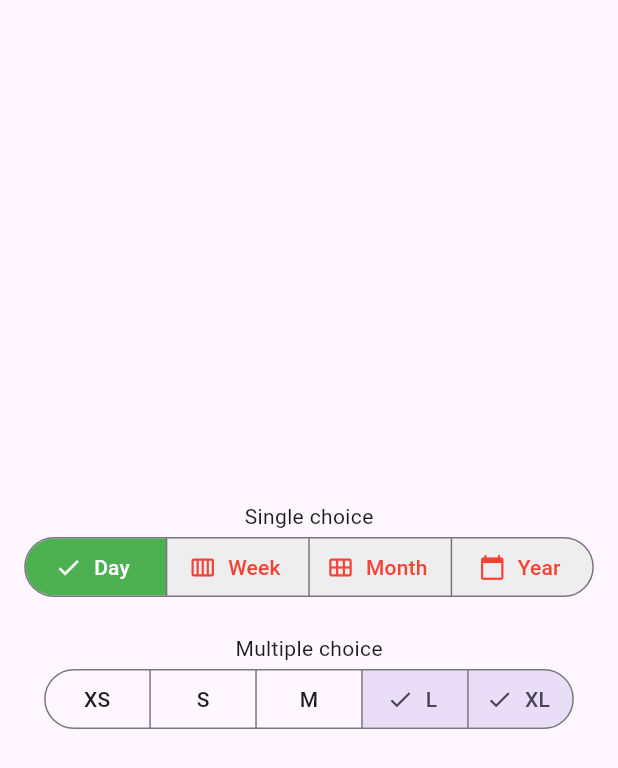
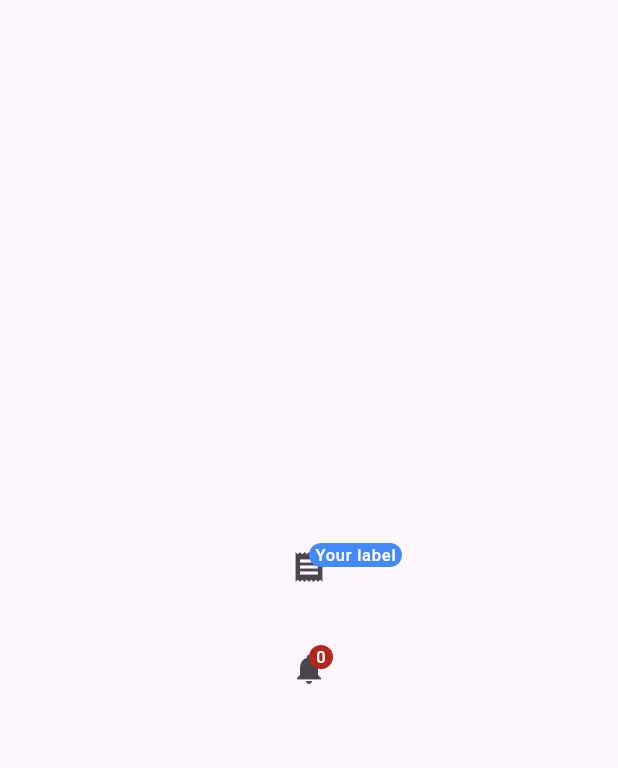
Before and after one commit to AliGad17611/Flutter-Widget-Catalog, a Flutter app: the screen it shows after launch, on a phone screen of 412 x 824 dp. Shown: the top 768 px of the screen. Run offline on Flutter 3.47's test engine with Material 3 defaults, Android fonts, the phone set to English and light mode, and no system bars.

Commit message:
use badge widget

```diff
--- /dev/null
+++ b/lib/badge_widget.dart
@@ -0,0 +1,41 @@
+import 'package:flutter/material.dart';
+
+class TextBadge extends StatelessWidget {
+  const TextBadge({super.key});
+
+  @override
+  Widget build(BuildContext context) {
+    return IconButton(
+      icon: const Badge(
+        label: Text('Your label'),
+        backgroundColor: Colors.blueAccent,
+        child: Icon(Icons.receipt),
+      ),
+      onPressed: () {},
+    );
+  }
+}
+
+class CountBadge extends StatefulWidget {
+  const CountBadge({super.key});
+
+  @override
+  State<CountBadge> createState() => _CountBadgeState();
+}
+
+class _CountBadgeState extends State<CountBadge> {
+  int _count = 0;
+  void _incrementCount() {
+    setState(() {
+      _count++;
+    });
+  }
+
+  @override
+  Widget build(BuildContext context) {
+    return IconButton(
+      icon: Badge.count(count: _count, child: const Icon(Icons.notifications)),
+      onPressed: _incrementCount,
+    );
+  }
+}
--- a/lib/main.dart
+++ b/lib/main.dart
@@ -1,5 +1,5 @@
 import 'package:flutter/material.dart';
-import 'package:flutter_widget_catalog/segmented_buttons.dart';
+import 'package:flutter_widget_catalog/badge_widget.dart';
 
 void main() {
   runApp(const MyApp());
@@ -23,16 +23,14 @@ class HomePage extends StatelessWidget {
   @override
   Widget build(BuildContext context) {
     return Scaffold(
-      body:Center(
+      body: Center(
         child: Column(
           mainAxisAlignment: MainAxisAlignment.center,
           children: <Widget>[
             Spacer(),
-              Text('Single choice'),
-              SingleChoice(),
+            TextBadge(),
             SizedBox(height: 20),
-              Text('Multiple choice'),
-              MultipleChoice(),
+            CountBadge(),
             Spacer(),
           ],
         ),
```
Lines whose indentation alone changed are shown as unchanged.
